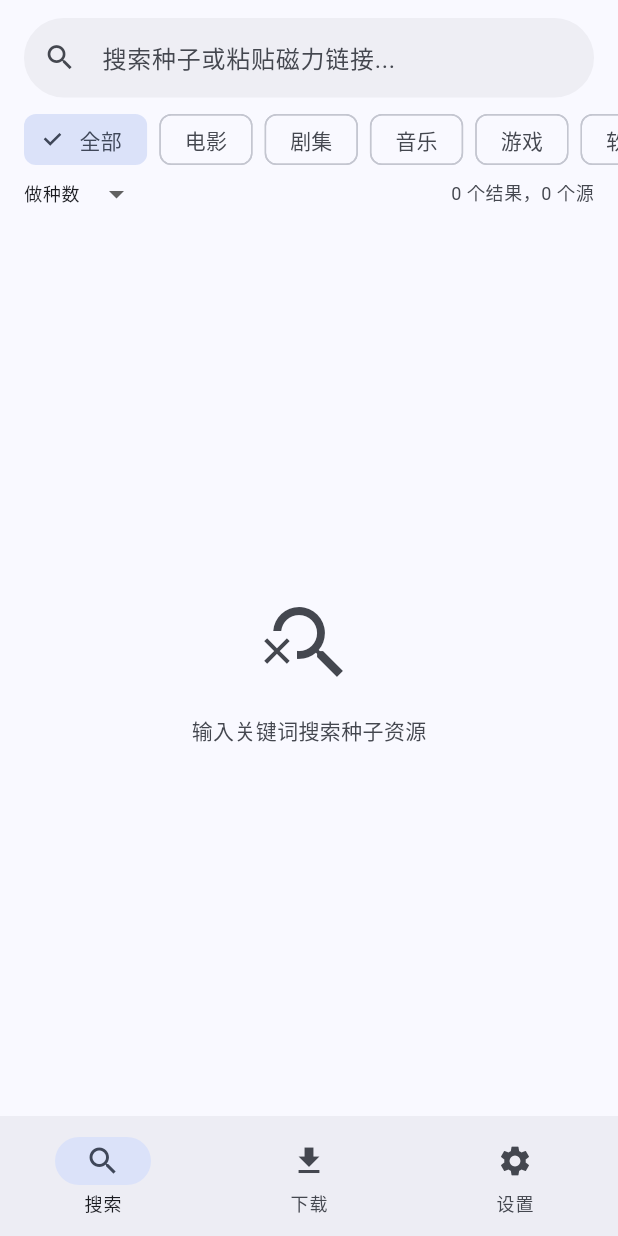
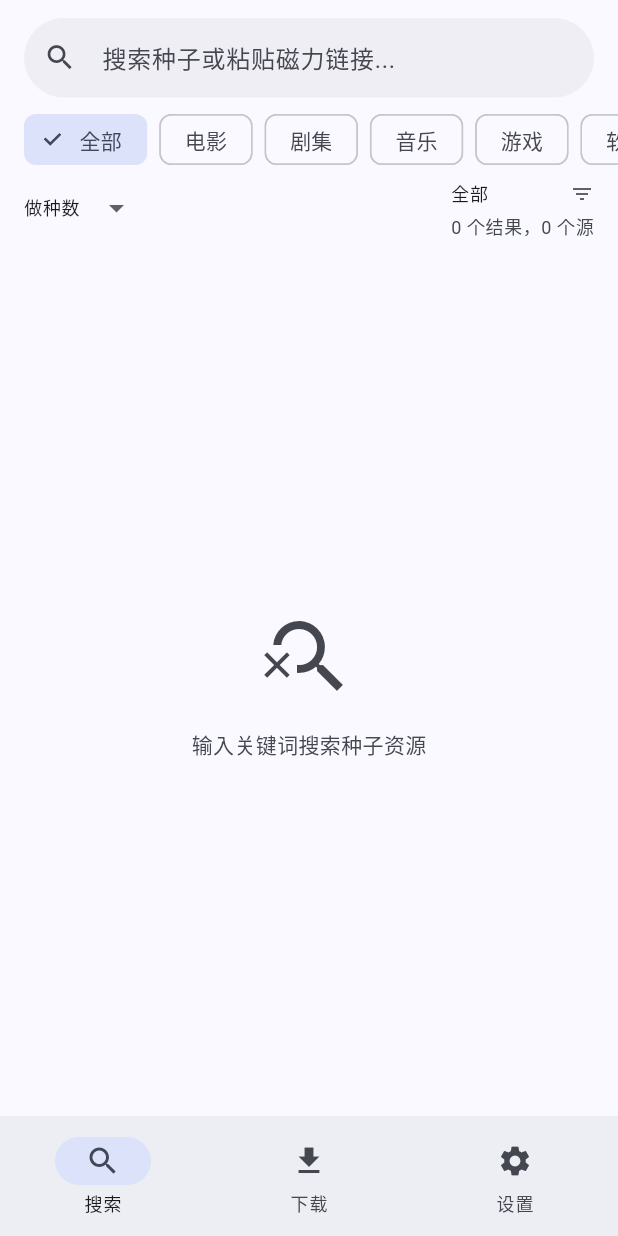
Before and after one commit to jackstark3/bt-torrent, a Flutter app: the screen it shows after launch, on a phone screen of 412 x 824 dp. Run offline on Flutter 3.47's test engine with Material 3 defaults, Android fonts, the light colour scheme and no system bars; our stand-ins replace dio, flutter_riverpod, go_router, share_plus, shared_preferences, shelf and 1 more; missing offline and left inert: shelf_router.

Commit message:
Add source filter dropdown to search results (default 全部)
Top-right filter lets users narrow results to a single enabled source;
'全部' shows everything. Filtered-empty state offers a jump back to all.

```diff
--- a/lib/features/search/search_screen.dart
+++ b/lib/features/search/search_screen.dart
@@ -6,6 +6,7 @@ import 'package:bt_torrent/core/models/download_task.dart';
 import 'package:bt_torrent/core/models/torrent_info.dart';
 import 'package:bt_torrent/core/utils/extensions.dart';
 import 'package:bt_torrent/core/utils/magnet_parser.dart';
+import 'package:bt_torrent/data/remote/search_aggregator.dart';
 import 'package:bt_torrent/features/search/widgets/search_bar.dart' as custom;
 import 'package:bt_torrent/features/search/widgets/torrent_card.dart';
 import 'package:bt_torrent/providers/core_providers.dart';
@@ -25,6 +26,7 @@ class _SearchScreenState extends ConsumerState<SearchScreen> {
   final _focusNode = FocusNode();
   TorrentCategory? _selectedCategory;
   SortBy _sortBy = SortBy.seeders;
+  String _sourceFilter = '全部'; // 来源筛选，默认全部
   List<String> _suggestions = [];
 
   @override
@@ -233,6 +235,20 @@ class _SearchScreenState extends ConsumerState<SearchScreen> {
     );
   }
 
+  /// 按来源筛选结果（"全部"不过滤）
+  List<TorrentInfo> _visibleResults(AggregatedResult result) {
+    if (_sourceFilter == '全部') return result.results;
+    return result.results
+        .where((t) => t.sourceProvider == _sourceFilter)
+        .toList();
+  }
+
+  /// 当前启用的搜索源名称（用于筛选下拉）
+  List<String> _enabledSources() =>
+      ref.read(searchAggregatorProvider).enabledProviders
+          .map((p) => p.name)
+          .toList();
+
   @override
   Widget build(BuildContext context) {
     final searchResults = ref.watch(searchResultsProvider);
@@ -333,11 +349,35 @@ class _SearchScreenState extends ConsumerState<SearchScreen> {
                   const Spacer(),
                   searchResults.when(
                     data: (r) {
+                      final visible = _visibleResults(r);
                       return Column(
                         crossAxisAlignment: CrossAxisAlignment.end,
                         children: [
+                          // 来源筛选（默认"全部"）
+                          DropdownButtonHideUnderline(
+                            child: DropdownButton<String>(
+                              value: _sourceFilter,
+                              isDense: true,
+                              style: theme.textTheme.bodySmall,
+                              underline: const SizedBox.shrink(),
+                              icon: const Icon(Icons.filter_list, size: 16),
+                              items: [
+                                const DropdownMenuItem(
+                                    value: '全部', child: Text('全部')),
+                                ..._enabledSources()
+                                    .map((s) => DropdownMenuItem(
+                                        value: s, child: Text(s))),
+                              ],
+                              onChanged: (v) {
+                                if (v != null) {
+                                  setState(() => _sourceFilter = v);
+                                }
+                              },
+                            ),
+                          ),
+                          const SizedBox(height: 2),
                           Text(
-                            '${r.resultCount} 个结果，${r.successCount} 个源',
+                            '${visible.length} 个结果，${r.successCount} 个源',
                             style: theme.textTheme.bodySmall?.copyWith(
                                 color: theme.colorScheme.onSurfaceVariant),
                           ),
@@ -380,6 +420,29 @@ class _SearchScreenState extends ConsumerState<SearchScreen> {
                       ),
                     );
                   }
+                  final visible = _visibleResults(result);
+                  if (visible.isEmpty) {
+                    return Center(
+                      child: Column(
+                        mainAxisSize: MainAxisSize.min,
+                        children: [
+                          Icon(Icons.filter_alt_off,
+                              size: 56,
+                              color: theme.colorScheme.onSurfaceVariant),
+                          const SizedBox(height: 12),
+                          Text('"$_sourceFilter" 来源暂无搜索结果',
+                              style: TextStyle(
+                                  color: theme.colorScheme.onSurfaceVariant)),
+                          const SizedBox(height: 4),
+                          TextButton(
+                            onPressed: () =>
+                                setState(() => _sourceFilter = '全部'),
+                            child: const Text('查看全部'),
+                          ),
+                        ],
+                      ),
+                    );
+                  }
                   return RefreshIndicator(
                     onRefresh: () async {
                       final query = ref.read(searchQueryProvider).query;
@@ -390,10 +453,10 @@ class _SearchScreenState extends ConsumerState<SearchScreen> {
                     child: ListView.builder(
                       padding: const EdgeInsets.symmetric(
                           horizontal: 16, vertical: 8),
-                      itemCount: result.results.length +
+                      itemCount: visible.length +
                           (result.isComplete && !result.hasMore ? 0 : 1),
                       itemBuilder: (context, index) {
-                        if (index >= result.results.length) {
+                        if (index >= visible.length) {
                           if (!result.isComplete || result.isLoadingMore) {
                             return const Center(
                                 child: Padding(
@@ -416,7 +479,7 @@ class _SearchScreenState extends ConsumerState<SearchScreen> {
                           }
                           return const SizedBox.shrink();
                         }
-                        final torrent = result.results[index];
+                        final torrent = visible[index];
                         return TorrentCard(
                           torrent: torrent,
                           onTap: () {
```
